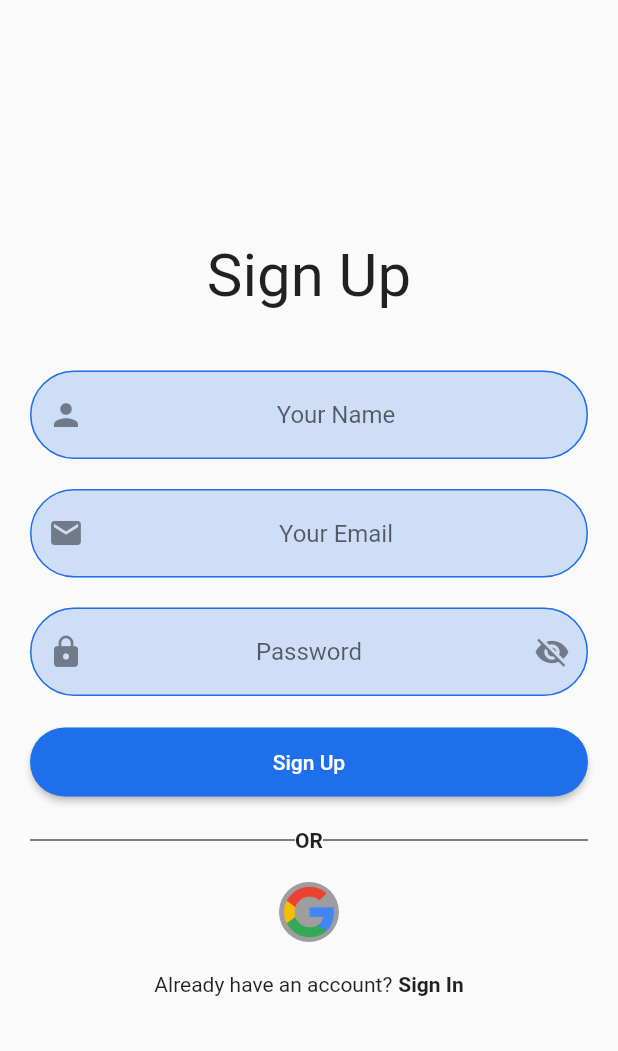
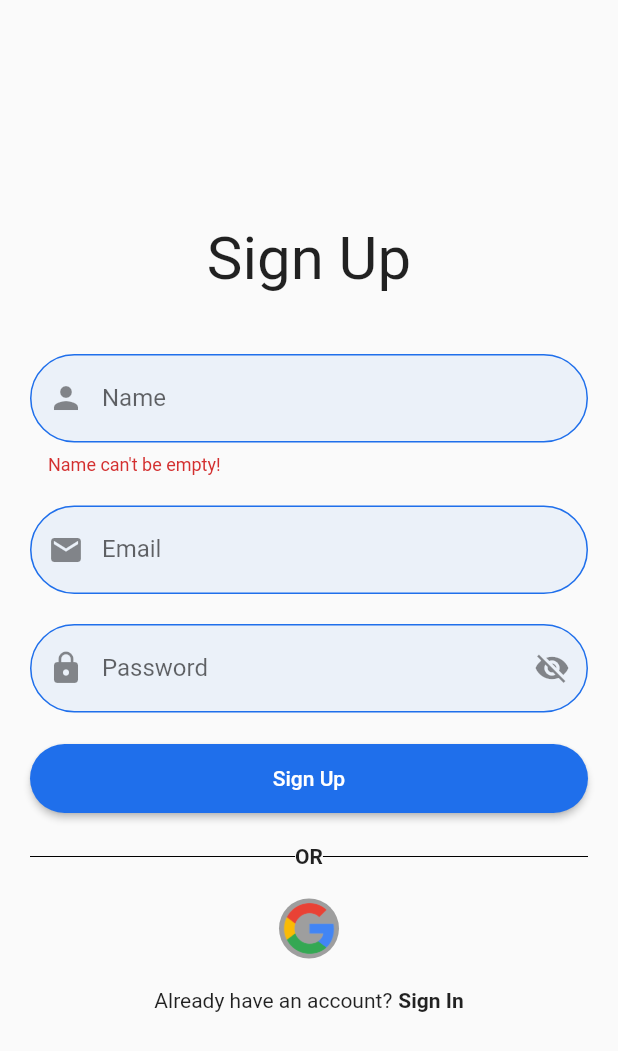
Before and after one commit to Aswal-Ashutosh/Hi-Mobile-App, a Flutter app: the SignUpScreen screen opened by its route, after a tap on "Sign Up", on a phone screen of 412 x 824 dp. Shown: the top 1051 px of the screen. Run offline on Flutter 3.47's test engine with Material 2 defaults, Android fonts, the phone set to English and light mode, and no system bars; our stand-ins replace firebase_auth, firebase_core; accounts and stored records are empty; network calls fail.

Commit message:
Minor changes in SignUp Screen

```diff
--- a/lib/screens/sign_up_screen.dart
+++ b/lib/screens/sign_up_screen.dart
@@ -1,7 +1,10 @@
+import 'package:firebase_core/firebase_core.dart';
 import 'package:flutter/material.dart';
 import 'package:hi/constants/constants.dart';
 import 'package:hi/custom_widget/buttons/primary_button.dart';
+import 'package:hi/screens/email_verification_screen.dart';
 import 'package:hi/screens/sign_in_screen.dart';
+import 'package:firebase_auth/firebase_auth.dart';
 
 class SignUpScreen extends StatelessWidget {
   static const id = 'sign_up_screen';
@@ -56,6 +59,14 @@ class SignUpScreen extends StatelessWidget {
 }
 
 class SignUpForm extends StatefulWidget {
+  final formKey = GlobalKey<FormState>();
+  final nameTextController = TextEditingController();
+  final emailTextController = TextEditingController();
+  final passwordTextController = TextEditingController();
+
+  //TODO:Check if value can be null or not
+  final nameValidator = (String? value) => value!.trim().isEmpty ? "Name can't be empty!" : null;
+
   @override
   _SignUpFormState createState() => _SignUpFormState();
 }
@@ -68,17 +79,29 @@ class _SignUpFormState extends State<SignUpForm> {
   );
 
   @override
+  void initState() {
+    Firebase.initializeApp();
+    super.initState();
+  }
+
+  @override
   Widget build(BuildContext context) {
     return Form(
+      key: widget.formKey,
       child: Column(
         crossAxisAlignment: CrossAxisAlignment.stretch,
         children: [
           TextFormField(
+            controller: widget.nameTextController,
+            validator: widget.nameValidator,
+            maxLength: 20,
             textAlign: TextAlign.center,
             decoration: InputDecoration(
+              counterText: '',
               filled: true,
-              fillColor: const Color(0x331F6FEB),
-              hintText: 'Your Name',
+              fillColor: const Color(0x111F6FEB),
+              labelText: 'Name',
+              labelStyle: TextStyle(color: Colors.grey[650]),
               enabledBorder: borderRadius,
               focusedBorder: borderRadius,
               errorBorder: borderRadius,
@@ -88,11 +111,12 @@ class _SignUpFormState extends State<SignUpForm> {
           ),
           SizedBox(height: kDefaultPadding),
           TextFormField(
+            controller: widget.emailTextController,
             textAlign: TextAlign.center,
             decoration: InputDecoration(
               filled: true,
-              fillColor: const Color(0x331F6FEB),
-              hintText: 'Your Email',
+              fillColor: const Color(0x111F6FEB),
+              labelText: 'Email',
               enabledBorder: borderRadius,
               focusedBorder: borderRadius,
               errorBorder: borderRadius,
@@ -102,12 +126,13 @@ class _SignUpFormState extends State<SignUpForm> {
           ),
           SizedBox(height: kDefaultPadding),
           TextFormField(
+            controller: widget.passwordTextController,
             obscureText: obscureText,
             textAlign: TextAlign.center,
             decoration: InputDecoration(
               filled: true,
-              fillColor: const Color(0x331F6FEB),
-              hintText: 'Password',
+              fillColor: const Color(0x111F6FEB),
+              labelText: 'Password',
               enabledBorder: borderRadius,
               focusedBorder: borderRadius,
               errorBorder: borderRadius,
@@ -124,7 +149,19 @@ class _SignUpFormState extends State<SignUpForm> {
             ),
           ),
           SizedBox(height: kDefaultPadding),
-          PrimaryButton(displayText: 'Sign Up', color: kSecondaryButtonColor,onPressed: () {}),
+          PrimaryButton(displayText: 'Sign Up', color: kSecondaryButtonColor,onPressed: () async{
+            //TODO:Remove print and Complete all validations
+            print(widget.nameTextController.text);
+            print(widget.emailTextController.text);
+            print(widget.passwordTextController.text);
+            widget.formKey.currentState!.validate();
+            try{
+              await FirebaseAuth.instance.createUserWithEmailAndPassword(email: widget.emailTextController.text, password: widget.passwordTextController.text);
+              Navigator.pushNamed(context, EmailVerificatoinScreen.id);
+            }catch(e){
+              print(e.toString());
+            }
+          }),
         ],
       ),
     );
```
